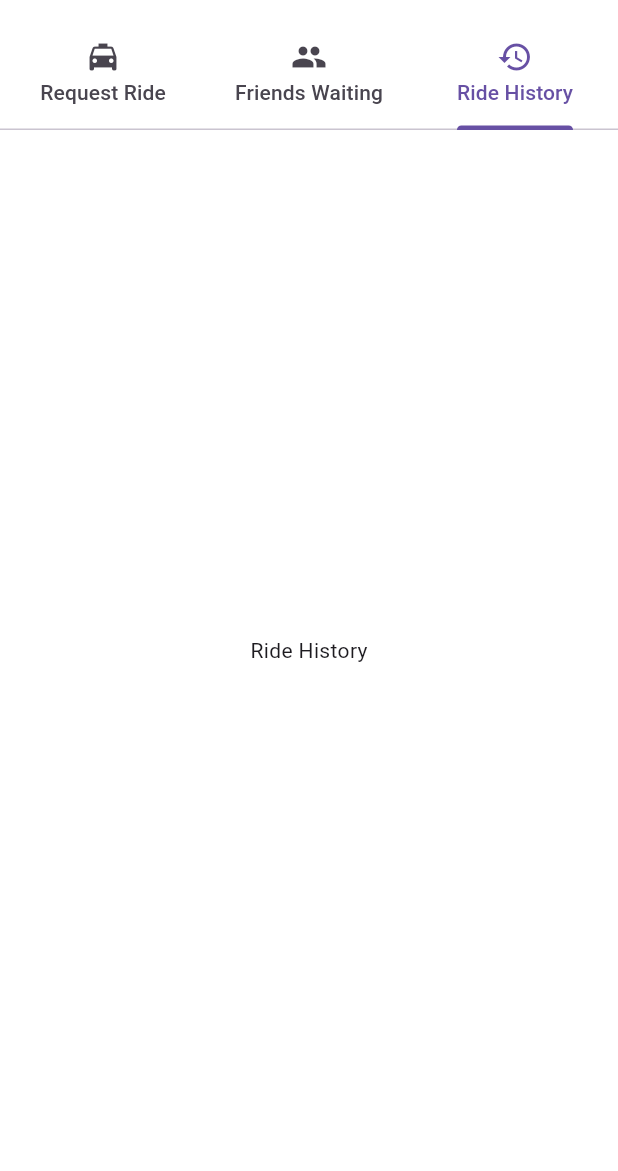
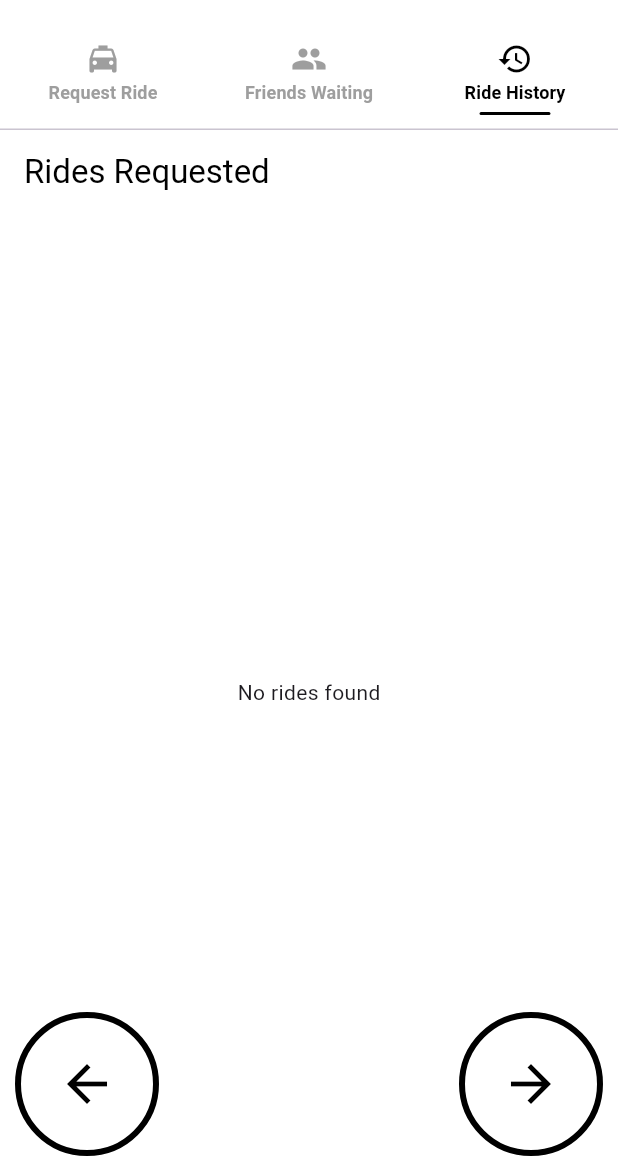
Before and after one commit to Cosmin-Mare/ride-together, a Flutter app: the screen it shows once a user with an empty profile is signed in, tab 3 chosen, on a phone screen of 412 x 824 dp, the part 65-1236 px from its top. Run offline on Flutter 3.47's test engine with Material 3 defaults, Android fonts, the phone set to English and light mode, and no system bars; our stand-ins replace cloud_firestore, firebase_auth, firebase_core, firebase_messaging, geolocator, google_sign_in and 1 more; missing offline and left inert: flutter_foreground_task, mapbox_maps_flutter, mapbox_search; accounts and stored records are empty; statements that could not run were skipped.

Commit message:
some qol stuff + add ride history

```diff
--- a/lib/home.dart
+++ b/lib/home.dart
@@ -28,7 +28,7 @@ class _HomeState extends State<Home> with SingleTickerProviderStateMixin {
 
   void setRideRequested(){
     print("Setting Ride Requested");
-    FirebaseFirestore.instance.collection('rides').where('userId', isEqualTo: FirebaseAuth.instance.currentUser?.uid).where('status', isNotEqualTo: 'completed').get().then((value) {
+    FirebaseFirestore.instance.collection('rides').where('userId', isEqualTo: FirebaseAuth.instance.currentUser?.uid).where('status', whereNotIn: ['completed', 'cancelled']).get().then((value) {
       setState(() {
         if(value.docs.isNotEmpty){
           rideRequested = Ride.fromJson({
@@ -47,7 +47,7 @@ class _HomeState extends State<Home> with SingleTickerProviderStateMixin {
         print(doc.data());
       }
     });
-    FirebaseFirestore.instance.collection('rides').where('driver.userId', isEqualTo: FirebaseAuth.instance.currentUser?.uid).where('status', isNotEqualTo: 'completed').get().then((value) {
+    FirebaseFirestore.instance.collection('rides').where('driver.userId', isEqualTo: FirebaseAuth.instance.currentUser?.uid).where('status', whereNotIn: ['completed', 'cancelled']).get().then((value) {
       print("docs");
       print(value.docs);
       setState(() {
--- a/lib/main.dart
+++ b/lib/main.dart
@@ -37,7 +37,23 @@ class MainApp extends StatelessWidget {
           backgroundColor: Colors.white,
           foregroundColor: Colors.black,
           elevation: 0,
+          surfaceTintColor: Colors.white,
         ),
+        tabBarTheme: TabBarThemeData(
+          overlayColor: WidgetStateProperty.all(Colors.white),
+          labelColor: Colors.black,
+          unselectedLabelColor: Colors.grey,
+          indicator: UnderlineTabIndicator(
+            borderSide: BorderSide(color: Colors.black, width: 2),
+            insets: EdgeInsets.symmetric(horizontal: 10, vertical: 10),
+            borderRadius: BorderRadius.circular(10),
+          ),
+          labelStyle: TextStyle(fontSize: 12, fontWeight: FontWeight.bold),
+          unselectedLabelStyle: TextStyle(fontSize: 12, fontWeight: FontWeight.bold),
+          indicatorColor: Colors.black,
+
+        ),
+        primaryColor: Colors.black,
       ),
       locale: const Locale('en'),
       supportedLocales: const [
--- a/lib/ride_history_page.dart
+++ b/lib/ride_history_page.dart
@@ -1,5 +1,8 @@
 import 'package:flutter/material.dart';
-
+import 'package:ride_together/models.dart';
+import 'package:cloud_firestore/cloud_firestore.dart';
+import 'package:firebase_auth/firebase_auth.dart';
+import 'package:ride_together/rides_history_list.dart';
 class RideHistoryPage extends StatefulWidget {
   const RideHistoryPage({super.key});
 
@@ -8,8 +11,86 @@ class RideHistoryPage extends StatefulWidget {
 }
 
 class _RideHistoryPageState extends State<RideHistoryPage> {
+  List<Ride> ridesRequested = [];
+  List<Ride> ridesAccepted = [];
+  final PageController _pageController = PageController();
+  @override
+  void initState() {
+    super.initState();
+    getRidesRequested();
+    getRidesAccepted();
+  }
+  void getRidesRequested() {
+    FirebaseFirestore.instance.collection('rides').where('userId', isEqualTo: FirebaseAuth.instance.currentUser?.uid).get().then((value) {
+      setState(() {
+        ridesRequested = value.docs.map((doc) => Ride.fromJson({
+          ...doc.data(),
+          'id': doc.id,
+        })).toList();
+      });
+    });
+  }
+
+  void getRidesAccepted() {
+    print(FirebaseAuth.instance.currentUser?.uid);
+    FirebaseFirestore.instance.collection('rides').where('driver.userId', isEqualTo: FirebaseAuth.instance.currentUser?.uid).get().then((value) {
+      setState(() {
+        ridesAccepted = value.docs.map((doc) => Ride.fromJson({
+          ...doc.data(),
+          'id': doc.id,
+        })).toList();
+      });
+    });
+  }
   @override
   Widget build(BuildContext context) {
-    return Scaffold(body: Center(child: Text('Ride History')));
+    return Scaffold(
+      body:
+      Stack(
+        children: [
+          PageView(
+            controller: _pageController,
+            scrollDirection: Axis.horizontal,
+            children: [
+              RidesHistoryList(rides: ridesRequested, title: 'Rides Requested'),
+              RidesHistoryList(rides: ridesAccepted, title: 'Rides Accepted'),
+            ],
+          ),
+          Positioned(
+            bottom: 10,
+            left: 10,
+            right: 10,
+            child: Row(
+              mainAxisAlignment: MainAxisAlignment.spaceBetween,
+              children: [
+                Container(
+                  decoration: BoxDecoration(
+                    color: Colors.white,
+                    borderRadius: BorderRadius.circular(50),
+                    border: Border.all(color: Colors.black, width: 4),
+                  ),
+                  padding: const EdgeInsets.all(16),
+                  child: IconButton(onPressed: () {
+                    _pageController.previousPage(duration: Duration(milliseconds: 400), curve: Curves.easeInOut);
+                  }, icon: Icon(Icons.arrow_back, size: 40, color: Colors.black)),
+                ),
+                Container(
+                  decoration: BoxDecoration(
+                    color: Colors.white,
+                    borderRadius: BorderRadius.circular(50),
+                    border: Border.all(color: Colors.black, width: 4),
+                  ),
+                  padding: const EdgeInsets.all(16),
+                  child: IconButton(onPressed: () {
+                      _pageController.nextPage(duration: Duration(milliseconds: 400), curve: Curves.easeInOut);
+                    }, icon: Icon(Icons.arrow_forward, size: 40, color: Colors.black)),
+                  ),
+              ],
+            ),
+          )
+        ],
+      ),
+
+    );
   }
 }
--- /dev/null
+++ b/lib/rides_history_list.dart
@@ -0,0 +1,63 @@
+import 'package:flutter/material.dart';
+import 'package:ride_together/models.dart';
+
+class RidesHistoryList extends StatelessWidget {
+  const RidesHistoryList({super.key, required this.rides, required this.title});
+  final List<Ride> rides;
+  final String title;
+
+  @override
+  Widget build(BuildContext context) {
+    return Scaffold(
+      appBar: AppBar(
+        title: Text(title),
+      ),
+      body: rides.isEmpty ? Center(child: Text('No rides found')) : ListView.builder(
+        itemCount: rides.length,
+        itemBuilder: (context, index) {
+          final ride = rides[index];
+          return Container(
+            padding: const EdgeInsets.all(16),
+            margin: const EdgeInsets.symmetric(horizontal: 16, vertical: 8),
+            decoration: BoxDecoration(
+              color: Colors.white,
+              borderRadius: BorderRadius.circular(16),
+            ),
+            child: Container(
+              padding: const EdgeInsets.all(16),
+              decoration: BoxDecoration(
+                color: Colors.white,
+                borderRadius: BorderRadius.circular(16),
+                border: Border.all(color: Colors.black, width: 4),
+              ),
+              child: Column(
+                children: [
+                  if(title != 'Rides Requested')
+                    Text(ride.userName, style: TextStyle(fontSize: 20, fontWeight: FontWeight.bold)),
+                  const SizedBox(height: 10),
+                  Text("From:", style: TextStyle(fontSize: 16, fontWeight: FontWeight.bold)),
+                  Text(ride.origin.name, style: TextStyle(fontSize: 16, fontWeight: FontWeight.bold), textAlign: TextAlign.center),
+                  Text(ride.origin.address, style: TextStyle(fontSize: 14, fontWeight: FontWeight.bold), textAlign: TextAlign.center),
+                  const SizedBox(height: 10),
+                  Text("To:", style: TextStyle(fontSize: 16, fontWeight: FontWeight.bold)),
+                  Text(ride.destination.name, style: TextStyle(fontSize: 16, fontWeight: FontWeight.bold), textAlign: TextAlign.center),
+                  Text(ride.destination.address, style: TextStyle(fontSize: 14, fontWeight: FontWeight.bold), textAlign: TextAlign.center),
+                  const SizedBox(height: 10),
+                  Container(
+                    padding: const EdgeInsets.all(16),
+                    decoration: BoxDecoration(
+                      color: ride.status == RideStatus.completed ? const Color.fromARGB(255, 0, 119, 4) : const Color.fromARGB(255, 255, 51, 37),
+                      border: Border.all(color: Colors.black, width: 4),
+                      borderRadius: BorderRadius.circular(16),
+                    ),
+                    child: Text(ride.status.label, style: TextStyle(fontSize: 16, fontWeight: FontWeight.bold, color: Colors.white), textAlign: TextAlign.center),
+                  )
+                ],
+              ),
+            ),
+          );
+        },
+      ),
+    );
+  }
+}
--- a/lib/rides_list.dart
+++ b/lib/rides_list.dart
@@ -2,6 +2,7 @@ import 'package:cloud_firestore/cloud_firestore.dart';
 import 'package:firebase_auth/firebase_auth.dart';
 import 'package:flutter/material.dart';
 import 'package:geolocator/geolocator.dart';
+import 'package:ride_together/home.dart';
 import 'package:ride_together/models.dart';
 import 'package:ride_together/widgets/custom_button.dart';
 
@@ -41,12 +42,13 @@ class _RidesListState extends State<RidesList> {
         'userId': FirebaseAuth.instance.currentUser?.uid,
       }
     });
+    Navigator.pushReplacement(context, MaterialPageRoute(builder: (context) => Home()));
   }
 
   @override
   Widget build(BuildContext context) {
     return
-      Stack(
+      widget.rides.isNotEmpty ? Stack(
         children: [
           Scaffold(
             body: PageView.builder(
@@ -154,6 +156,7 @@ class _RidesListState extends State<RidesList> {
               ),
             ),
           ]
-      );
+        )
+    : Center(child: Text('No rides found'));
   }
 }
```
Also changed, not shown: lib/ride_details_page.dart (+30 -0 lines), lib/widgets/location_search_bar.dart (+19 -7 lines), 1 other file. Lines whose indentation alone changed are shown as unchanged.
